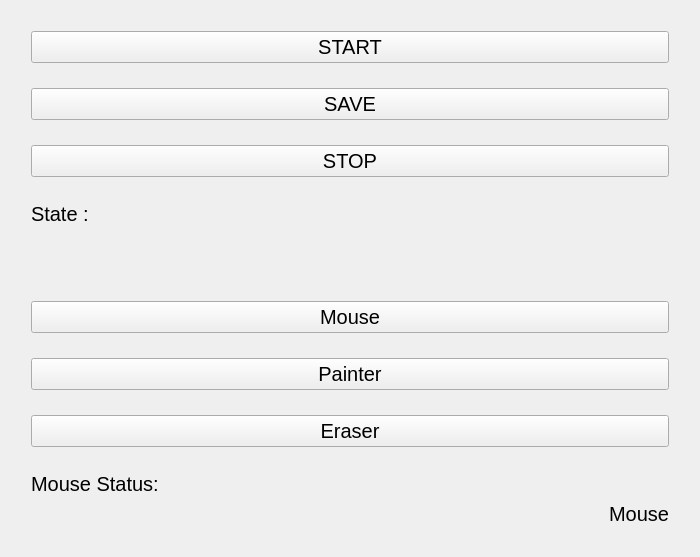
First picture: the form in SLAM_Editor/mainwindow.ui, repository codingx-2019-team4/SLAM_Editor, before the edit.
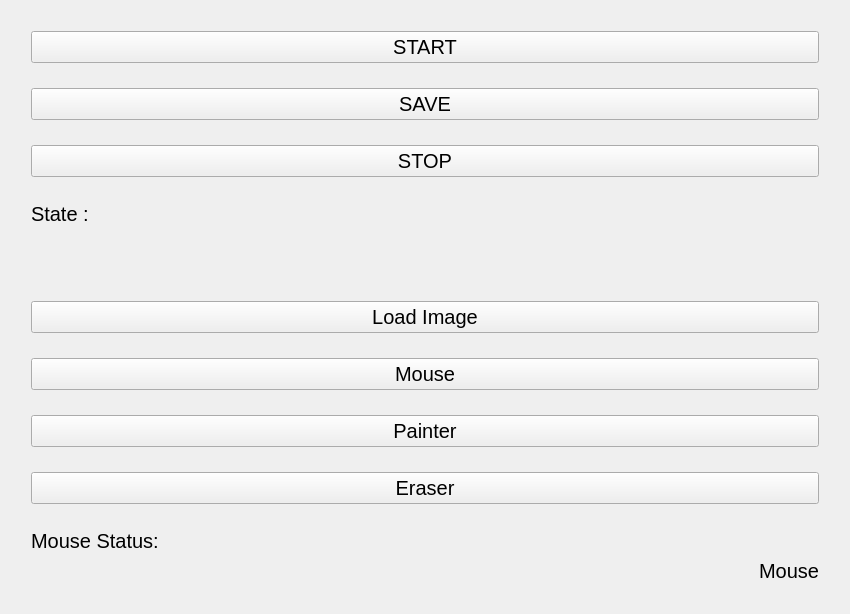
Second picture: the form after the edit.

Commit message: start & save button success

```diff
--- a/SLAM_Editor/mainwindow.ui
+++ b/SLAM_Editor/mainwindow.ui
@@ -6,8 +6,8 @@
    <rect>
     <x>0</x>
     <y>0</y>
-    <width>700</width>
-    <height>550</height>
+    <width>850</width>
+    <height>600</height>
    </rect>
   </property>
   <property name="windowTitle">
@@ -16,7 +16,7 @@
   <widget class="QWidget" name="centralWidget">
    <layout class="QHBoxLayout" name="horizontalLayout">
     <item>
-     <layout class="QVBoxLayout" name="verticalLayout_2">
+     <layout class="QVBoxLayout" name="verticalLayout_2" stretch="0,0">
       <property name="rightMargin">
        <number>0</number>
       </property>
@@ -152,7 +152,7 @@
        </layout>
       </item>
       <item>
-       <layout class="QVBoxLayout" name="verticalLayout_5">
+       <layout class="QVBoxLayout" name="verticalLayout_5" stretch="0,0,0,0,0">
         <property name="spacing">
          <number>25</number>
         </property>
@@ -168,12 +168,30 @@
         <property name="bottomMargin">
          <number>20</number>
         </property>
+        <item>
+         <widget class="QPushButton" name="pushButton">
+          <property name="sizePolicy">
+           <sizepolicy hsizetype="Minimum" vsizetype="Preferred">
+            <horstretch>0</horstretch>
+            <verstretch>0</verstretch>
+           </sizepolicy>
+          </property>
+          <property name="font">
+           <font>
+            <pointsize>15</pointsize>
+           </font>
+          </property>
+          <property name="text">
+           <string>Load Image</string>
+          </property>
+         </widget>
+        </item>
         <item>
          <widget class="QPushButton" name="MS_mouse">
           <property name="sizePolicy">
            <sizepolicy hsizetype="Minimum" vsizetype="Preferred">
             <horstretch>0</horstretch>
-            <verstretch>1</verstretch>
+            <verstretch>0</verstretch>
            </sizepolicy>
           </property>
           <property name="font">
@@ -194,7 +212,7 @@
           <property name="sizePolicy">
            <sizepolicy hsizetype="Minimum" vsizetype="Preferred">
             <horstretch>0</horstretch>
-            <verstretch>1</verstretch>
+            <verstretch>0</verstretch>
            </sizepolicy>
           </property>
           <property name="font">
@@ -215,7 +233,7 @@
           <property name="sizePolicy">
            <sizepolicy hsizetype="Minimum" vsizetype="Preferred">
             <horstretch>0</horstretch>
-            <verstretch>2</verstretch>
+            <verstretch>0</verstretch>
            </sizepolicy>
           </property>
           <property name="font">
```
Left out of the diff: 5 changed lines with no effect on the pictures. The commit also changes 2 other files.
